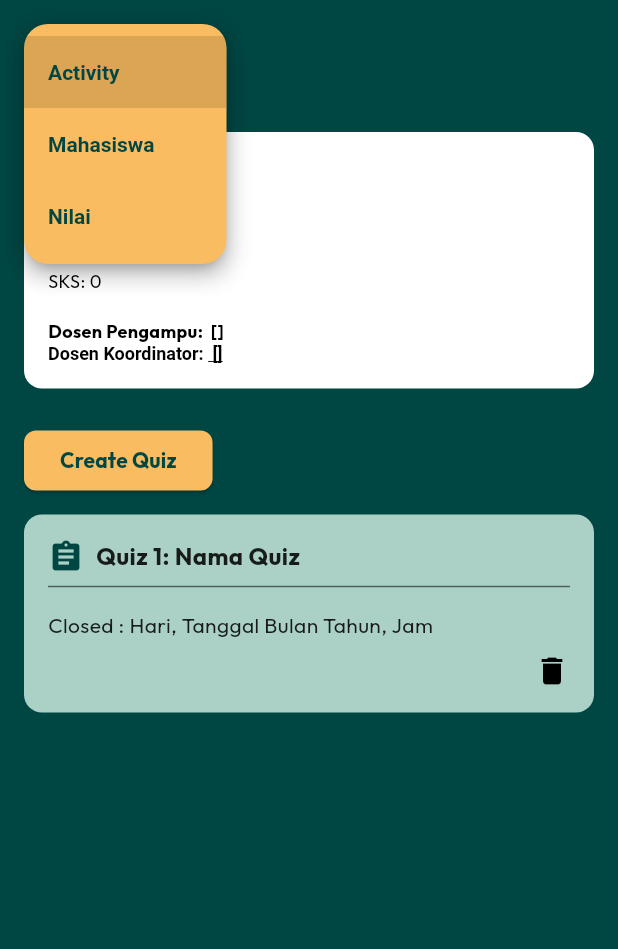
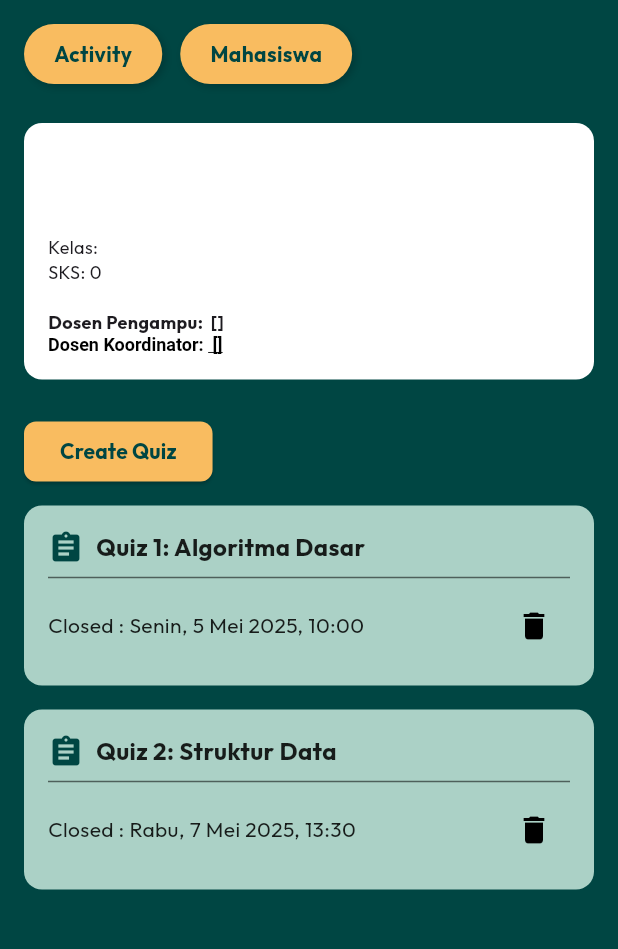
Before and after one commit to divaasanjaya/Lecturo-Mobile, a Flutter app: the LectureScreen screen opened directly with empty values, after a tap on "Activity", on a phone screen of 412 x 824 dp, the part 147-1096 px from its top. Run offline on Flutter 3.47's test engine with Material 3 defaults, Android fonts, the phone set to English and light mode, and no system bars; our stand-ins replace dio, shared_preferences; accounts and stored records are empty; network calls fail.

Commit message:
ninth commit

```diff
--- a/lecturoMobile/lib/viewCourse.dart
+++ b/lecturoMobile/lib/viewCourse.dart
@@ -99,7 +99,7 @@ class _LectureScreenState extends State<LectureScreen> {
   Future<void> fetchDosenKoor() async {
     try {
       final response = await _dio.post(
-        "http://10.0.2.2/lecturo/getDosenKoor.php",
+        "http://192.168.100.97/lecturo/getDosenKoor.php",
         data: {"kode": widget.kodeMatkul},
       );
 
@@ -130,7 +130,7 @@ class _LectureScreenState extends State<LectureScreen> {
   Future<void> fetchKodeDosen2() async {
     try {
       final response = await _dio.post(
-        "http://10.0.2.2/lecturo/getDosen.php",
+        "http://192.168.100.97/lecturo/getDosen.php",
         data: {"kode": kodeDosenKoor},
       );
 
@@ -158,7 +158,7 @@ class _LectureScreenState extends State<LectureScreen> {
   Future<void> fetchKodeDosen() async {
     try {
       final response = await _dio.post(
-        "http://10.0.2.2/lecturo/getDosen.php",
+        "http://192.168.100.97/lecturo/getDosen.php",
         data: {"kode": widget.kodeDosen},
       );
 
@@ -186,7 +186,7 @@ class _LectureScreenState extends State<LectureScreen> {
   Future<void> fetchKodeCourse() async {
     try {
       final response = await _dio.post(
-        "http://10.0.2.2/lecturo/getCourse2.php",
+        "http://192.168.100.97/lecturo/getCourse2.php",
         data: {
           "kodeMatkul": widget.kodeMatkul,
           "kodeDosen": widget.kodeDosen,
@@ -220,14 +220,20 @@ class _LectureScreenState extends State<LectureScreen> {
     }
   }
 
-  String _dropdownValue = 'Activity';
   final TextEditingController namaQuizInput = TextEditingController();
   final TextEditingController kodeMatkulInput = TextEditingController();
   final TextEditingController deadlineInput = TextEditingController();
   final TextEditingController kodeKelasInput = TextEditingController();
 
-  List<Map<String, dynamic>> daftarQuiz = [
-    {"quiz": "Class Diagram", "dl": "Tuesday, 31 December 2024, 12:40"},
+  final List<Map<String, String>> quizList = [
+    {
+      'title': 'Quiz 1: Algoritma Dasar',
+      'closed': 'Senin, 5 Mei 2025, 10:00'
+    },
+    {
+      'title': 'Quiz 2: Struktur Data',
+      'closed': 'Rabu, 7 Mei 2025, 13:30'
+    },
   ];
 
   void _showCreateQuizDialog() {
@@ -302,9 +308,9 @@ class _LectureScreenState extends State<LectureScreen> {
                               child: ElevatedButton(
                                 onPressed: () {
                                   setState(() {
-                                    daftarQuiz.add({
-                                      'quiz': namaQuizInput.text,
-                                      'dl': deadlineInput.text,
+                                    quizList.add({
+                                      'title': namaQuizInput.text,
+                                      'closed': deadlineInput.text,
                                     });
                                   });
                                   Navigator.of(context).pop();
@@ -320,7 +326,7 @@ class _LectureScreenState extends State<LectureScreen> {
                                   elevation: 6,
                                   shadowColor: Color(0xFFA9A9A9),
                                 ),
-                                child: const Text(
+                                child: Text(
                                   "Tambah",
                                   style: TextStyle(
                                     fontSize: 22,
@@ -483,6 +489,43 @@ class _LectureScreenState extends State<LectureScreen> {
     );
   }
 
+  Widget _buildMenuButton(String label) {
+    return GestureDetector(
+      onTap: () {
+        if (label == 'Activity') {
+          // Biarkan tetap di halaman ini
+        } else if (label == 'Mahasiswa') {
+          Navigator.push(
+            context,
+            MaterialPageRoute(builder: (context) => MyApp_viewMahasiswa()),
+          );
+        }
+      },
+      child: Container(
+        padding: const EdgeInsets.symmetric(horizontal: 20, vertical: 10),
+        decoration: BoxDecoration(
+          color: const Color(0xFFF9BC60),
+          borderRadius: BorderRadius.circular(24),
+          boxShadow: [
+            BoxShadow(
+              color: Colors.black.withOpacity(0.2),
+              offset: const Offset(2, 2),
+              blurRadius: 4,
+            ),
+          ],
+        ),
+        child: Text(
+          label,
+          style: const TextStyle(
+            fontWeight: FontWeight.bold,
+            fontSize: 14,
+            color: Color(0xFF004643),
+          ),
+        ),
+      ),
+    );
+  }
+
   @override
   Widget build(BuildContext context) {
     return Scaffold(
@@ -505,14 +548,12 @@ class _LectureScreenState extends State<LectureScreen> {
       ),
       body: SafeArea(
         child: Column(
-          children: [
-            Expanded(
-              child: SingleChildScrollView(
-                padding: const EdgeInsets.all(16.0),
-                child: Column(
           crossAxisAlignment: CrossAxisAlignment.start,
           children: [
-                    Row(
+            // Header: Lecturo
+            Padding(
+              padding: const EdgeInsets.all(16.0),
+              child: Row(
                 children: [
                   const Icon(
                     Icons.circle,
@@ -530,66 +571,31 @@ class _LectureScreenState extends State<LectureScreen> {
                   ),
                 ],
               ),
-                    const SizedBox(height: 24),
+            ),
 
-                    // Dropdown
-                    Container(
-                      padding: const EdgeInsets.symmetric(horizontal: 16),
-                      decoration: BoxDecoration(
-                        color: const Color(0xFFF9BC60),
-                        borderRadius: BorderRadius.circular(32),
-                      ),
-                      child: DropdownButton<String>(
-                        value: _dropdownValue,
-                        underline: const SizedBox(),
-                        icon: const Icon(Icons.arrow_drop_down),
-                        borderRadius: BorderRadius.circular(16),
-                        dropdownColor: const Color(0xFFF9BC60),
-                        style: TextStyle(
-                          fontSize: 14,
-                          fontWeight: FontWeight.bold,
-                          color: const Color(0xFF004643),
-                        ),
-                        items:
-                            <String>['Activity', 'Mahasiswa', 'Nilai'].map((
-                              String value,
-                            ) {
-                              return DropdownMenuItem<String>(
-                                value: value,
-                                child: Text(value),
-                              );
-                            }).toList(),
-                        onChanged: (String? newValue) {
-                          print('Dropdown value changed: $newValue');
-                          if (newValue != null) {
-                            setState(() {
-                              _dropdownValue = newValue;
-                            });
-                            print('Navigating to page for: $newValue');
-                            if (newValue == 'Activity') {
-                            } else if (newValue == 'Mahasiswa') {
-                              Navigator.push(
-                                context,
-                                MaterialPageRoute(
-                                  builder: (context) => MyApp_viewMahasiswa(),
-                                ),
-                              );
-                            } else if (newValue == 'Nilai') {
-                              Navigator.push(
-                                context,
-                                MaterialPageRoute(
-                                  builder: (context) => MyApp_viewNilai(),
-                                ),
-                              );
-                            }
-                          }
-                        },
+            Padding(
+              padding: const EdgeInsets.only(left: 16), // Jarak dari sisi kanan
+              child: Align(
+                alignment: Alignment.centerLeft,
+                child: Row(
+                  mainAxisSize: MainAxisSize.min,
+                  children: [
+                    _buildMenuButton("Activity"),
+                    const SizedBox(width: 12),
+                    _buildMenuButton("Mahasiswa"),
+                  ],
                 ),
               ),
-
-                    const SizedBox(height: 16),
-
-                    // Container 1
+            ),
+            const SizedBox(height: 10),
+            // Scrollable content area
+            Expanded(
+              child: SingleChildScrollView(
+                padding: const EdgeInsets.all(16.0),
+                child: Column(
+                  crossAxisAlignment: CrossAxisAlignment.start,
+                  children: [
+                    // === Container 1 ===
                     Container(
                       width: double.infinity,
                       padding: const EdgeInsets.all(16),
@@ -608,7 +614,6 @@ class _LectureScreenState extends State<LectureScreen> {
                               color: Colors.black,
                             ),
                           ),
-                          const SizedBox(height: 0),
                           Text(
                             kodeMatkul,
                             style: TextStyle(
@@ -618,24 +623,16 @@ class _LectureScreenState extends State<LectureScreen> {
                             ),
                           ),
                           const SizedBox(height: 8),
-                          Text(
-                            "Kelas: ${kodeKelas}",
-                            style: TextStyle(fontSize: 12, color: Colors.black),
-                          ),
-                          Text(
-                            "SKS: ${sks}",
-                            style: TextStyle(fontSize: 12, color: Colors.black),
-                          ),
+                          Text("Kelas: $kodeKelas", style: TextStyle(fontSize: 12)),
+                          Text("SKS: $sks", style: TextStyle(fontSize: 12)),
                           const SizedBox(height: 16),
                           Text(
-                            "Dosen Pengampu: ${namaDosen} [${kodeDosen}]",
+                            "Dosen Pengampu: $namaDosen [$kodeDosen]",
                             style: TextStyle(
                               fontSize: 12,
                               fontWeight: FontWeight.w600,
-                              color: Colors.black,
                             ),
                           ),
-                          const SizedBox(height: 0),
                           RichText(
                             text: TextSpan(
                               style: TextStyle(
@@ -648,7 +645,6 @@ class _LectureScreenState extends State<LectureScreen> {
                                 TextSpan(
                                   text: '$namaDosenKoor [$kodeDosenKoor]',
                                   style: const TextStyle(
-                                    color: Colors.black,
                                     decoration: TextDecoration.underline,
                                   ),
                                   recognizer: _tapRecognizer,
@@ -662,7 +658,7 @@ class _LectureScreenState extends State<LectureScreen> {
 
                     const SizedBox(height: 24),
 
-                    // Tombol Create Quiz
+                    // === Tombol Create Quiz ===
                     ElevatedButton(
                       style: ElevatedButton.styleFrom(
                         backgroundColor: const Color(0xFFF9BC60),
@@ -670,24 +666,37 @@ class _LectureScreenState extends State<LectureScreen> {
                           borderRadius: BorderRadius.circular(8),
                         ),
                       ),
-                      onPressed: () {
-                        _showCreateQuizDialog();
-                      },
-                      child: Text(
+                      onPressed: _showCreateQuizDialog,
+                      child: const Text(
                         'Create Quiz',
                         style: TextStyle(
                           fontSize: 14,
-                          fontWeight: FontWeight.bold, // atur ketebalan
-                          color: const Color(0xFF004643), // atur warna
+                          fontWeight: FontWeight.bold,
+                          color: Color(0xFF004643),
                         ),
                       ),
                     ),
 
                     const SizedBox(height: 12),
 
-                    // Container 2
-                    Container(
-                      width: double.infinity,
+                    // === ListView builder for Quiz ===
+                    ListView.builder(
+                      shrinkWrap: true,
+                      physics: NeverScrollableScrollPhysics(),
+                      itemCount: quizList.length,
+                      itemBuilder: (context, index) {
+                        final quiz = quizList[index];
+                        return GestureDetector(
+                          onTap: () {
+                            Navigator.push(
+                              context,
+                              MaterialPageRoute(
+                                builder: (context) => MyApp_viewNilai(),
+                              ),
+                            );
+                          },
+                          child: Container(
+                            margin: const EdgeInsets.only(bottom: 16),
                             padding: const EdgeInsets.all(16),
                             decoration: BoxDecoration(
                               color: const Color(0xFFABD1C6),
@@ -700,14 +709,11 @@ class _LectureScreenState extends State<LectureScreen> {
                                   children: [
                                     Row(
                                       children: [
-                                  const Icon(
-                                    Icons.assignment,
-                                    color: Color(0xFF004643),
-                                  ),
+                                        const Icon(Icons.assignment, color: Color(0xFF004643)),
                                         const SizedBox(width: 8),
                                         Text(
-                                    "Quiz 1: Nama Quiz",
-                                    style: TextStyle(
+                                          quiz['title'] ?? '',
+                                          style: const TextStyle(
                                             fontSize: 16,
                                             fontWeight: FontWeight.bold,
                                             color: Colors.black87,
@@ -715,31 +721,29 @@ class _LectureScreenState extends State<LectureScreen> {
                                         ),
                                       ],
                                     ),
-                              const Divider(
-                                color: Colors.black54,
-                                thickness: 1,
+                                    const Divider(color: Colors.black54, thickness: 1),
+                                    Row(
+                                      mainAxisAlignment: MainAxisAlignment.spaceBetween,
+                                      children: [
+                                        Text(
+                                          "Closed : ${quiz['closed']}",
+                                          style: const TextStyle(fontSize: 14, color: Colors.black87),
                                         ),
-                              const SizedBox(height: 8),
-                              Text(
-                                "Closed : Hari, Tanggal Bulan Tahun, Jam",
-                                style: TextStyle(
-                                  fontSize: 14,
-                                  color: Colors.black87,
+                                        IconButton(
+                                          icon: const Icon(Icons.delete, color: Colors.black),
+                                          onPressed: () {
+                                          },
                                         ),
-                              ),
-                              const SizedBox(height: 32),
                                       ],
                                     ),
-                          const Positioned(
-                            bottom: 0,
-                            right: 0,
-                            child: Icon(Icons.delete, color: Colors.black),
+                                  ],
                                 ),
                               ],
                             ),
                           ),
-
-                    const SizedBox(height: 16),
+                        );
+                      },
+                    )
                   ],
                 ),
               ),
```
Lines whose indentation alone changed are shown as unchanged.
